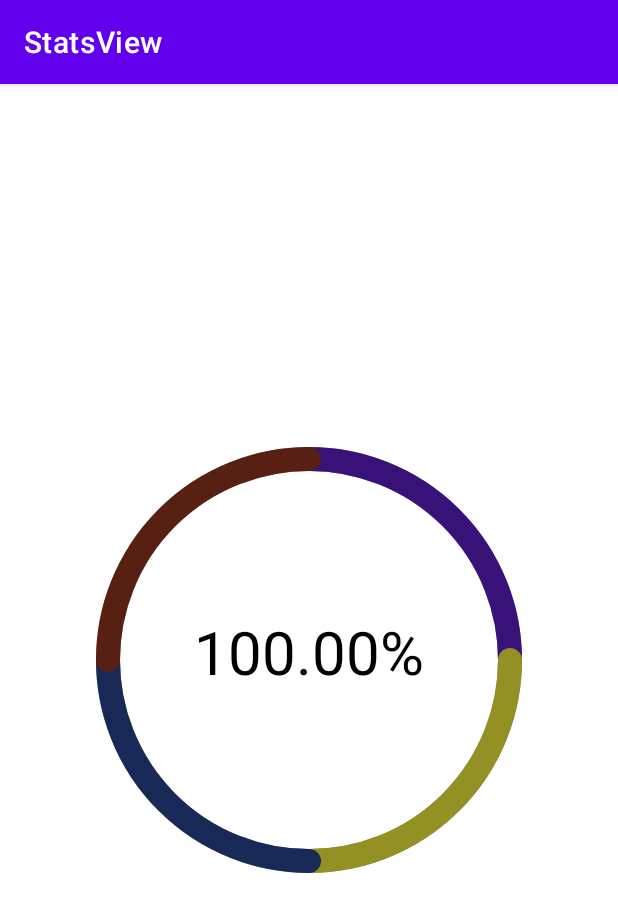
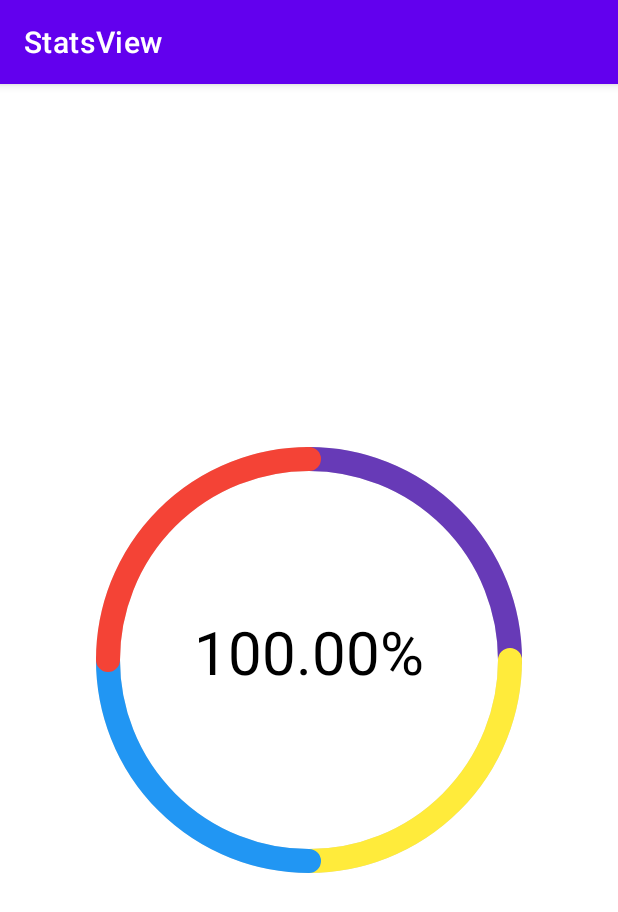
Before and after one commit to clinri/NetologyHomeWorksCustomViews, an Android app: the screen it shows after launch (MainActivity), on a phone screen of 412 x 824 dp. Shown: the top 912 px of the screen. Run offline under Robolectric (Android 15) with nearby library versions, the phone set to English and light mode, and no system bars.

Commit message:
Done Task 1 "Rotation" in home work 06_animations.

```diff
--- a/app/src/main/java/ru/netology/statsview/ui/StatsView.kt
+++ b/app/src/main/java/ru/netology/statsview/ui/StatsView.kt
@@ -71,7 +71,7 @@ class StatsView @JvmOverloads constructor(
                 progress = anim.animatedValue as Float
                 invalidate()
             }
-            duration = 3000
+            duration = 2000
             interpolator = LinearInterpolator()
         }.also {
             it.start()
@@ -128,7 +128,7 @@ class StatsView @JvmOverloads constructor(
             if (index == 0 && sumData == data.sum()) {
                 colorDot = paint.color
             }
-            canvas.drawArc(oval, startAngle, angle * progress, false, paint)
+            canvas.drawArc(oval, startAngle + 360F * progress, angle * progress, false, paint)
             startAngle += angle
             println(startAngle)
         }
--- a/app/src/main/res/layout/activity_main.xml
+++ b/app/src/main/res/layout/activity_main.xml
@@ -18,11 +18,11 @@
         android:id="@+id/statsView"
         android:layout_width="300dp"
         android:layout_height="300dp"
-        app:color1="#391279"
-        app:color2="#939124"
-        app:color3="#182957"
-        app:color4="#582012"
-        app:colorBack="#999999"
+        app:color1="#673AB7"
+        app:color2="#FFEB3B"
+        app:color3="#2196F3"
+        app:color4="#F44336"
+        app:colorBack="#DCDCDC"
         app:layout_constraintBottom_toBottomOf="parent"
         app:layout_constraintEnd_toEndOf="parent"
         app:layout_constraintStart_toStartOf="parent"
```
Also changed, not shown: 1 other file.
